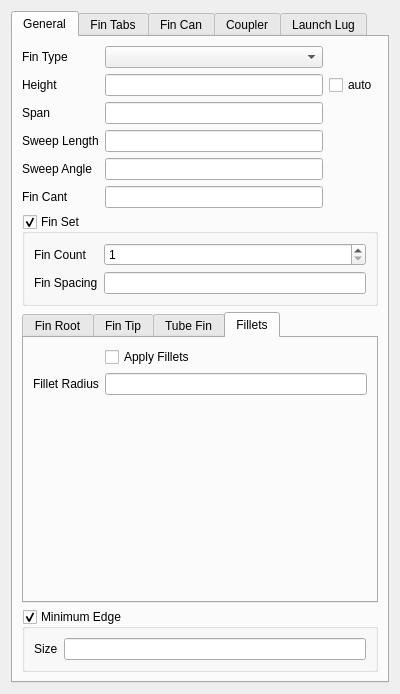
Qt form Ui/TaskPanelFin.ui (davesrocketshop/Rocket) before a commit.
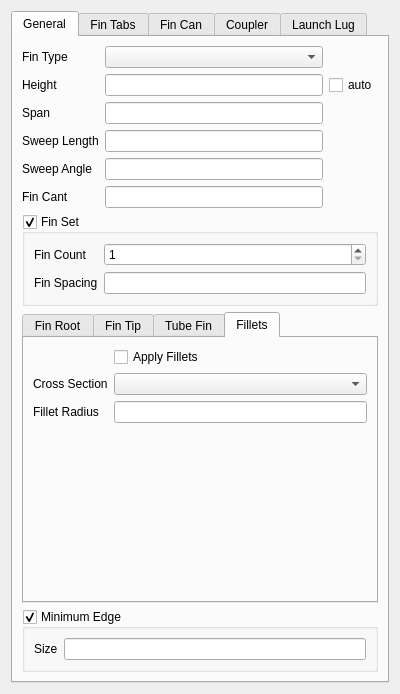
The same form after that commit. The open tabs and pages were chosen to show the change. Custom widgets are drawn as their Qt base class.

```diff
--- a/Ui/TaskPanelFin.ui
+++ b/Ui/TaskPanelFin.ui
@@ -459,14 +459,7 @@
           <layout class="QVBoxLayout" name="verticalLayout_7">
            <item>
             <layout class="QGridLayout" name="gridLayout_8">
-             <item row="1" column="0">
-              <widget class="QLabel" name="filletRadiusLabel">
-               <property name="text">
-                <string>Fillet Radius</string>
-               </property>
-              </widget>
-             </item>
-             <item row="1" column="1">
+             <item row="2" column="1">
               <widget class="Gui::InputField" name="filletRadiusInput">
                <property name="unit" stdset="0">
                 <string notr="true"/>
@@ -480,6 +473,23 @@
                </property>
               </widget>
              </item>
+             <item row="2" column="0">
+              <widget class="QLabel" name="filletRadiusLabel">
+               <property name="text">
+                <string>Fillet Radius</string>
+               </property>
+              </widget>
+             </item>
+             <item row="1" column="0">
+              <widget class="QLabel" name="filletCrossSectionLabel">
+               <property name="text">
+                <string>Cross Section</string>
+               </property>
+              </widget>
+             </item>
+             <item row="1" column="1">
+              <widget class="QComboBox" name="filletCrossSectionsCombo"/>
+             </item>
             </layout>
            </item>
            <item>
```
